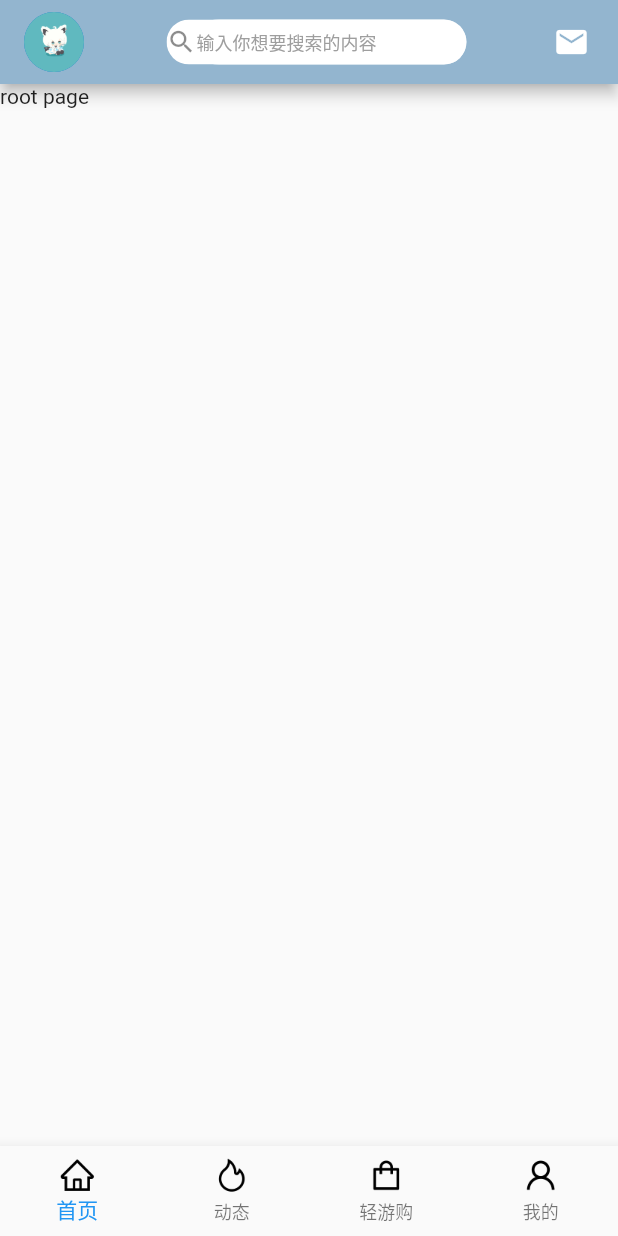
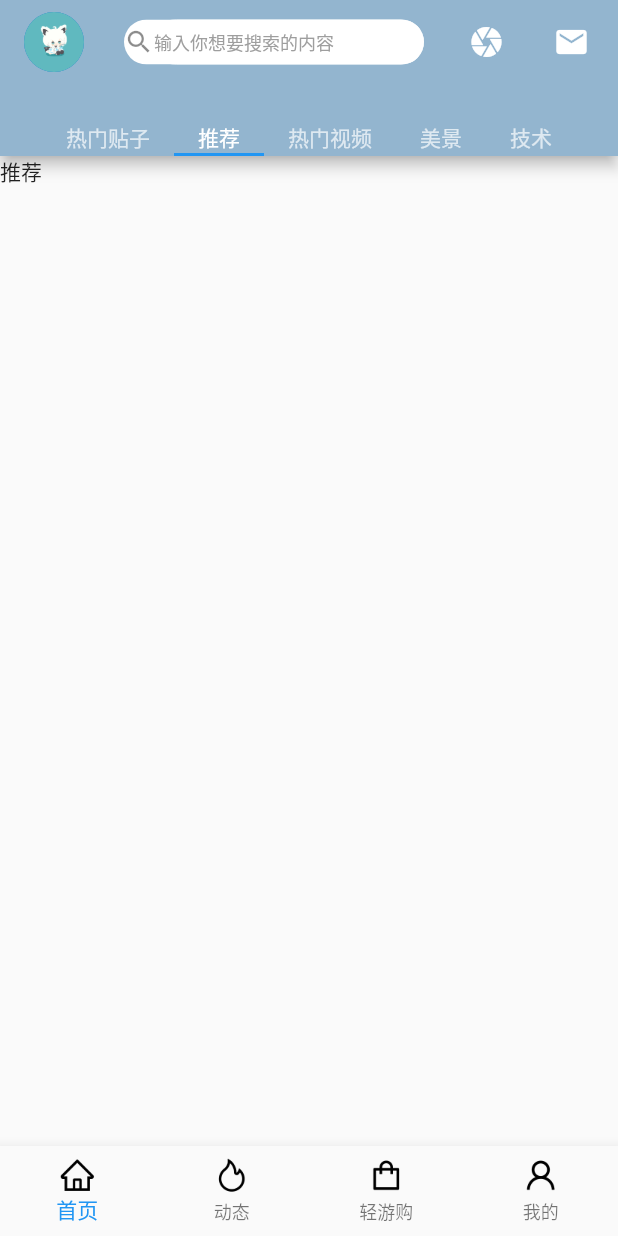
Before and after one commit to shiramashiro/qingyou_mobile, a Flutter app: the screen it shows after launch, on a phone screen of 412 x 824 dp. Run offline on Flutter 3.47's test engine with Material 2 defaults, Android fonts, the phone set to English and light mode, and no system bars; our stand-ins replace dio, flutter_easyloading.

Commit message:
首页子页面创建完成

```diff
--- a/lib/apis/login_api.dart
+++ b/lib/apis/login_api.dart
@@ -5,11 +5,13 @@ import 'low_reuse.dart';
 import '../models/user_model.dart';
 
 class LoginApi extends Http {
+  static const String _loginUrl = "http://localhost:8080/users/login";
+
   /// @desc: 登陆方法
   /// @author: shiramashiro
   /// @date: 2022/3/4
-  void login(String url, User user) {
-    Future future = dio.post(url, data: user);
+  void login(User user) {
+    Future future = dio.post(_loginUrl, data: user);
     EasyLoading.show(status: '登录中...');
     LowReuse().thenSteps(future);
   }
--- a/lib/pages/login_page.dart
+++ b/lib/pages/login_page.dart
@@ -98,11 +98,7 @@ class _LoginPageState extends State<LoginPage> {
                         onTap: () {
                           if ((formKey.currentState as FormState).validate()) {
                             api.login(
-                              'http://localhost:8080/users/login',
-                              service.encapsulateData(
-                                pwdCtrl,
-                                accCtrl,
-                              ),
+                              service.encapsulateData(pwdCtrl, accCtrl),
                             );
                           }
                         },
--- a/lib/pages/register_page.dart
+++ b/lib/pages/register_page.dart
@@ -89,7 +89,6 @@ class _RegisterPageState extends State<RegisterPage> {
                   onTap: () {
                     if ((formKey.currentState as FormState).validate()) {
                       api.register(
-                        "http://localhost:8080/users/reg",
                         service.encapsulateData(
                             unameCtrl.text, phoneCtrl.text, rePasswordCtrl.text),
                       );
--- a/lib/pages/root_page.dart
+++ b/lib/pages/root_page.dart
@@ -3,6 +3,11 @@ import 'package:flutter/material.dart';
 import 'package:qingyuo_mobile/components/avatar.dart';
 import 'package:qingyuo_mobile/components/clickable_icon.dart';
 import 'package:qingyuo_mobile/components/icon_in_input.dart';
+import 'package:qingyuo_mobile/slices/root_page/hotpost_slice.dart';
+import 'package:qingyuo_mobile/slices/root_page/hotvideo_slice.dart';
+import 'package:qingyuo_mobile/slices/root_page/recommend_slice.dart';
+import 'package:qingyuo_mobile/slices/root_page/sight_slice.dart';
+import 'package:qingyuo_mobile/slices/root_page/tech_slice.dart';
 
 class RootPage extends StatefulWidget {
   const RootPage({Key? key}) : super(key: key);
@@ -59,6 +64,7 @@ class _RootPageState extends State<RootPage> {
             fontSize: 12,
           ),
         ),
+        ClickableIcon(onTap: () {}, icon: Icons.camera),
         ClickableIcon(onTap: () {}, icon: Icons.email)
       ],
     );
@@ -72,18 +78,34 @@ class _RootPageState extends State<RootPage> {
 
   @override
   Widget build(BuildContext context) {
-    return Scaffold(
+    return DefaultTabController(
+      initialIndex: 1,
+      length: 5,
+      child: Scaffold(
         appBar: AppBar(
           backgroundColor: const Color.fromRGBO(147, 181, 207, 6),
           title: _createTitle(),
+          bottom: const TabBar(
+            isScrollable: true,
+            tabs: [Text('热门贴子'), Text('推荐'), Text('热门视频'), Text('美景'), Text('技术')],
           ),
-      body: const Text('root page'),
+        ),
+        body: const TabBarView(
+          children: [
+            HotpostSlice(),
+            RecommendSlice(),
+            HotvideoSlice(),
+            SightSlice(),
+            TechSlice(),
+          ],
+        ),
         bottomNavigationBar: BottomNavigationBar(
           type: BottomNavigationBarType.fixed,
           onTap: _setCurrentIndex,
           items: _createBottomBarItems(),
           currentIndex: _currentIndex,
         ),
+      ),
     );
   }
 }
--- /dev/null
+++ b/lib/slices/root_page/recommend_slice.dart
@@ -0,0 +1,17 @@
+import 'package:flutter/material.dart';
+
+class RecommendSlice extends StatefulWidget {
+  const RecommendSlice({Key? key}) : super(key: key);
+
+  @override
+  State<RecommendSlice> createState() => _RecommendSliceState();
+}
+
+class _RecommendSliceState extends State<RecommendSlice> {
+  @override
+  Widget build(BuildContext context) {
+    return Container(
+      child: Text('推荐'),
+    );
+  }
+}
```
Also changed, not shown: lib/apis/register_api.dart (+5 -2 lines), lib/slices/root_page/home_slice.dart (deleted, +0 -15 lines), lib/slices/root_page/hotpost_slice.dart (added, +17 -0 lines), lib/slices/root_page/hotvideo_slice.dart (added, +17 -0 lines), lib/slices/root_page/sight_slice.dart (added, +17 -0 lines), lib/slices/root_page/tech_slice.dart (added, +17 -0 lines), lib/slices/root_page/user_slice.dart (deleted, +0 -15 lines). Lines whose indentation alone changed are shown as unchanged.
